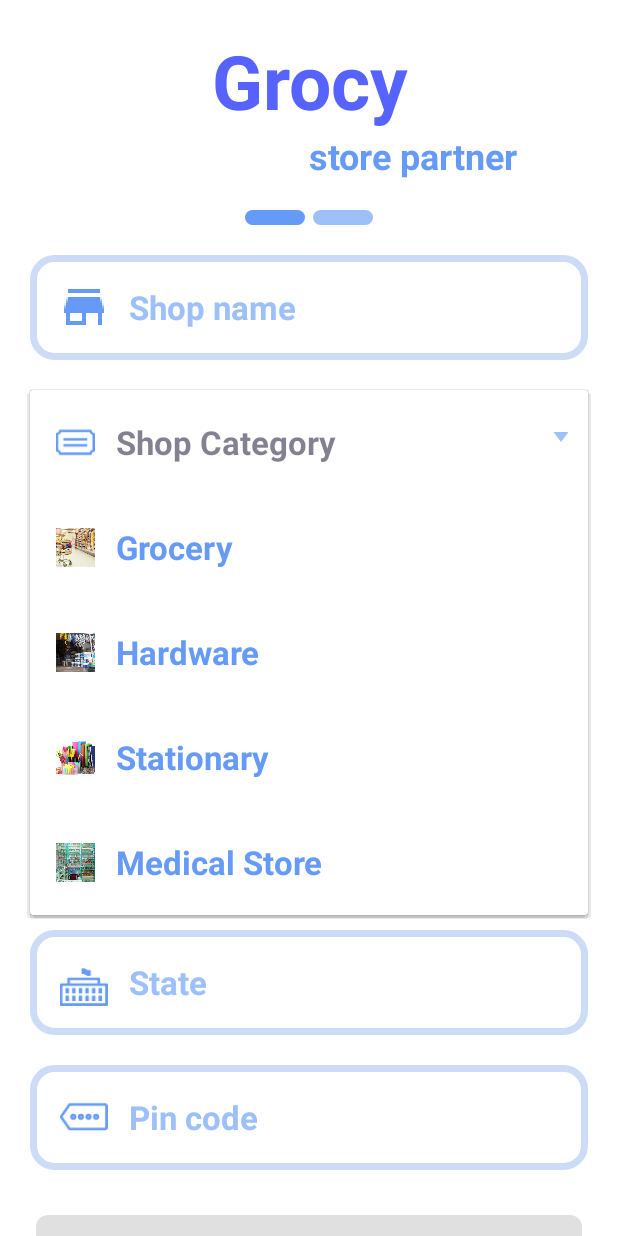
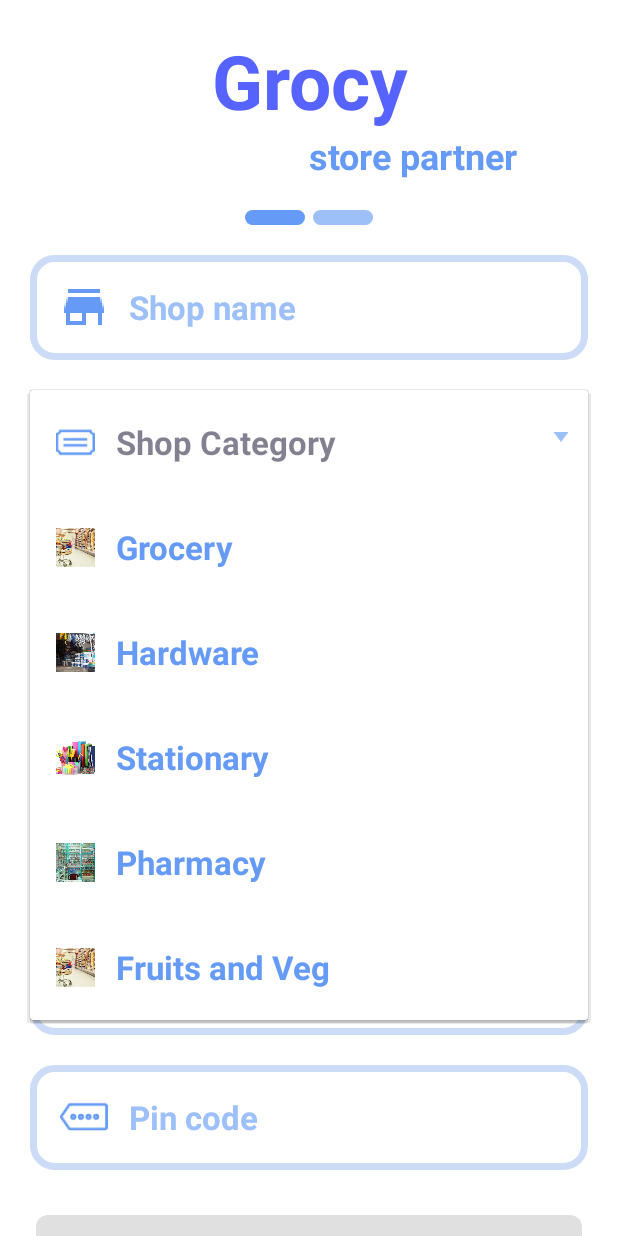
Before and after one commit to prashant282/GrocyBusiness, an Android app: the AddShopActivity screen opened directly, with no data from a screen before it, after a tap on "Shop Category", on a phone screen of 412 x 824 dp. Run offline under Robolectric (Android 15) with nearby library versions, the phone set to English and light mode, and no system bars.

Commit message:
Fix time display in notification section and provided different shop images with one extra Category

```diff
--- a/app/src/main/java/com/example/user/grocybusiness/activities/AddShopActivity.java
+++ b/app/src/main/java/com/example/user/grocybusiness/activities/AddShopActivity.java
@@ -11,13 +11,13 @@ import android.widget.ScrollView;
 import android.widget.Spinner;
 import android.widget.TextView;
 
-import androidx.appcompat.app.AppCompatActivity;
-
 import com.example.user.grocybusiness.R;
 import com.example.user.grocybusiness.adapters.ShopCategoryAdapter;
 import com.example.user.grocybusiness.models.ShopCategoryModel;
 
 import java.util.ArrayList;
+
+import androidx.appcompat.app.AppCompatActivity;
 
 public class AddShopActivity extends AppCompatActivity {
 
@@ -396,6 +396,7 @@ public class AddShopActivity extends AppCompatActivity {
         mcategoryList.add(new ShopCategoryModel("Grocery", R.drawable.supermarket));
         mcategoryList.add(new ShopCategoryModel("Hardware", R.drawable.hardware));
         mcategoryList.add(new ShopCategoryModel("Stationary", R.drawable.stationary));
-        mcategoryList.add(new ShopCategoryModel("Medical Store", R.drawable.medical));
+        mcategoryList.add(new ShopCategoryModel("Pharmacy", R.drawable.medical));
+        mcategoryList.add(new ShopCategoryModel("Fruits and Veg", R.drawable.supermarket));
     }
 }
--- a/app/src/main/res/values/strings.xml
+++ b/app/src/main/res/values/strings.xml
@@ -16,7 +16,6 @@
     //nav
     <string name="openNavDrawer">Navigation Drawer Open</string>
     <string name="closeNavDrawer">Navigation Drawer Close</string>
-    <string name="order_details"><u>Order details</u></string>
     <string name="aboutus">We are the one for your all kind of daily needs like groceries, vegetables, medicines, stationary etc at your doorstep by your chosen shop within an hour.\n\nBasically, in our app all your nearby shops are shown and you can view and order the items from the shops and it will be deliver within an hour to your doorstep.</string>
     <string name="mission">Our mission is to provide solution to your every possible daily needs and other goods at your door step safely.</string>
     <string name="vision">To be India\'s most recognized platform in order to fullfill every kind of daily needs and other goods.</string>
```
Also changed, not shown: app/src/main/java/com/example/user/grocybusiness/activities/UploadDocActivity.java (+16 -1 lines), app/src/main/java/com/example/user/grocybusiness/adapters/NotificationAdapter.java (+4 -8 lines).
